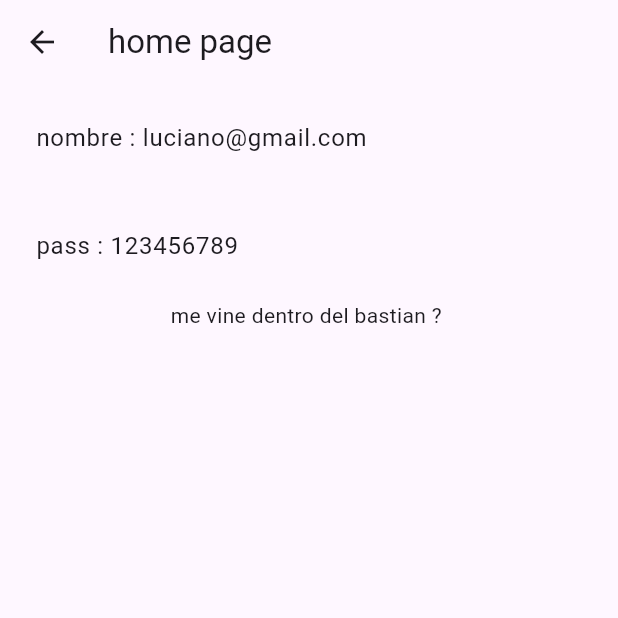
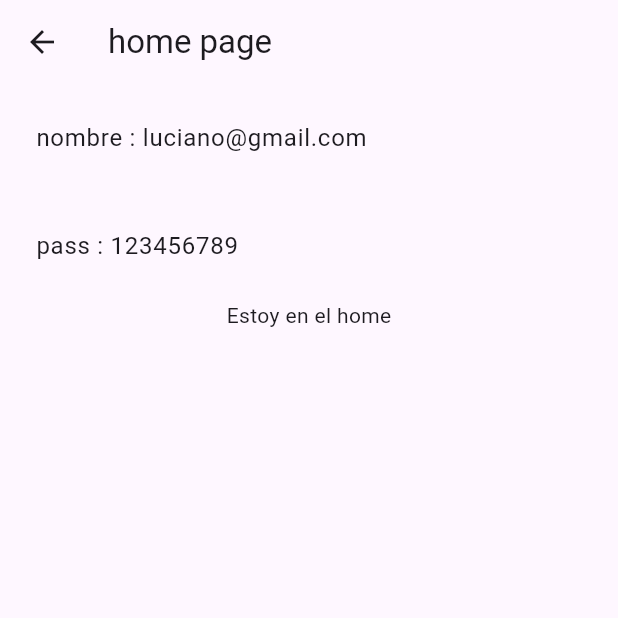
Before and after one commit to lucianoFajardo/Res-Pet_tesis, a Flutter app: the HomeViewPage screen opened by its route, after a tap on "Inicializar data", on a phone screen of 412 x 824 dp, the top half of it. Run offline on Flutter 3.47's test engine with Material 2 defaults, Android fonts, the light colour scheme and no system bars; our stand-ins replace bloc, flutter_bloc.

Commit message:
guardado avances 11-09-23 11:12 am

```diff
--- a/lib/src/bloc/login_bloc/login_bloc.dart
+++ b/lib/src/bloc/login_bloc/login_bloc.dart
@@ -1,3 +1,4 @@
+// ignore_for_file: depend_on_referenced_packages
 import 'package:bloc/bloc.dart';
 import 'package:meta/meta.dart';
 import 'package:respet_app/src/Models/user_model.dart';
--- a/lib/src/bloc/login_bloc/login_event.dart
+++ b/lib/src/bloc/login_bloc/login_event.dart
@@ -5,5 +5,6 @@ abstract class LoginEvent {}
 
 class LoginInWithEmailButtonPressed extends LoginEvent {
   final User user;
-  LoginInWithEmailButtonPressed({required this.user});
+  final bool? userTrue;
+  LoginInWithEmailButtonPressed({required this.user , this.userTrue});
 }
--- a/lib/src/views/home/home_view.dart
+++ b/lib/src/views/home/home_view.dart
@@ -65,7 +65,7 @@ class homepageView extends StatelessWidget {
           child: ListTile(title: Text("pass : ${user.pass}")),
         ),
 
-        const Text("me vine dentro del bastian ? ")
+        const Text("Estoy en el home")
       ],
     );
   }
--- a/lib/src/views/setting/settings_view.dart
+++ b/lib/src/views/setting/settings_view.dart
@@ -1,3 +1,5 @@
+// ignore_for_file: prefer_const_constructors, prefer_const_literals_to_create_immutables
+
 import 'package:flutter/cupertino.dart';
 import 'package:flutter/material.dart';
 
```
